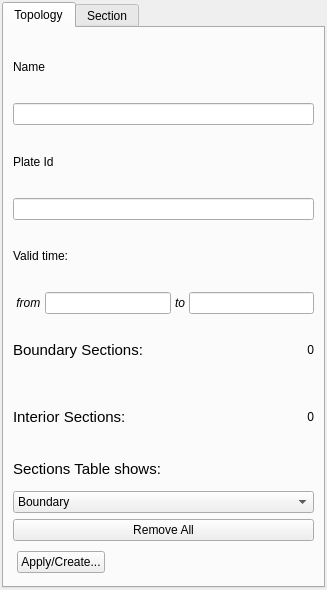
First picture: the form in src/qt-widgets/TopologyToolsWidgetUi.ui, repository GPlates/GPlates, before the edit.
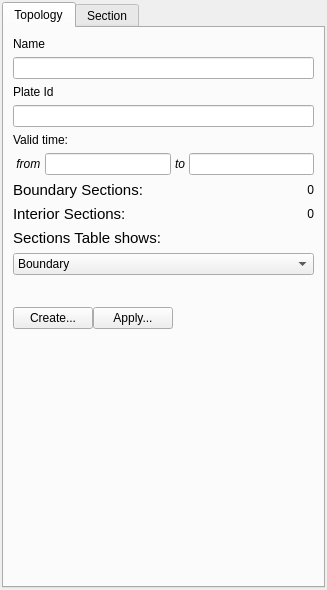
Second picture: the form after the edit.

Diff of the .ui file:
```diff
--- a/src/qt-widgets/TopologyToolsWidgetUi.ui
+++ b/src/qt-widgets/TopologyToolsWidgetUi.ui
@@ -65,13 +65,13 @@
         </widget>
        </item>
        <item>
-        <layout class="QHBoxLayout" >
-         <property name="spacing" >
+        <layout class="QHBoxLayout" name="layout_valid_time">
+         <property name="spacing">
           <number>4</number>
          </property>
          <item>
-          <widget class="QLabel" name="label_from" >
-           <property name="font" >
+          <widget class="QLabel" name="label_from">
+           <property name="font">
             <font>
              <italic>true</italic>
             </font>
@@ -82,15 +82,15 @@
           </widget>
          </item>
          <item>
-          <widget class="QLineEdit" name="lineedit_time_of_appearance" >
-           <property name="readOnly" >
+          <widget class="QLineEdit" name="lineedit_time_of_appearance">
+           <property name="readOnly">
             <bool>true</bool>
            </property>
           </widget>
          </item>
          <item>
-          <widget class="QLabel" name="label_to" >
-           <property name="font" >
+          <widget class="QLabel" name="label_to">
+           <property name="font">
             <font>
              <italic>true</italic>
             </font>
@@ -101,8 +101,8 @@
           </widget>
          </item>
          <item>
-          <widget class="QLineEdit" name="lineedit_time_of_disappearance" >
-           <property name="readOnly" >
+          <widget class="QLineEdit" name="lineedit_time_of_disappearance">
+           <property name="readOnly">
             <bool>true</bool>
            </property>
           </widget>
@@ -136,10 +136,14 @@
         </layout>
        </item>
        <item>
-        <layout class="QHBoxLayout" name="horizontalLayout_2" >
+        <widget class="QWidget" name="widget_num_sections_interior" native="true">
+         <layout class="QHBoxLayout" name="layout_num_sections_interior">
+          <property name="margin">
+           <number>0</number>
+          </property>
          <item>
-          <widget class="QLabel" name="label_3" >
-           <property name="font" >
+           <widget class="QLabel" name="label_sections_interior">
+            <property name="font">
             <font>
              <pointsize>11</pointsize>
             </font>
@@ -150,8 +154,8 @@
           </widget>
          </item>
          <item>
-          <widget class="QLabel" name="label_num_sections_interior" >
-           <property name="text" >
+           <widget class="QLabel" name="label_num_sections_interior">
+            <property name="text">
             <string>0</string>
            </property>
            <property name="alignment" >
@@ -160,12 +164,17 @@
           </widget>
          </item>
         </layout>
+        </widget>
        </item>
        <item>
-        <layout class="QVBoxLayout" name="verticalLayout" >
+        <widget class="QWidget" name="widget_sections_table_select" native="true">
+         <layout class="QVBoxLayout" name="layout_sections_table_select">
+          <property name="margin">
+           <number>0</number>
+          </property>
          <item>
-          <widget class="QLabel" name="label_4" >
-           <property name="font" >
+           <widget class="QLabel" name="label_sections_table_select">
+            <property name="font">
             <font>
              <pointsize>11</pointsize>
             </font>
@@ -179,8 +188,8 @@
           </widget>
          </item>
          <item>
-          <widget class="QComboBox" name="sections_combobox" >
-           <property name="currentIndex" >
+           <widget class="QComboBox" name="sections_table_combobox">
+            <property name="currentIndex">
             <number>0</number>
            </property>
            <item>
@@ -196,34 +205,68 @@
           </widget>
          </item>
         </layout>
+        </widget>
        </item>
        <item>
-        <widget class="QPushButton" name="button_remove_all_sections" >
-         <property name="text" >
-          <string>Remove All</string>
+        <layout class="QHBoxLayout" name="layout_action_button_box">
+         <item>
+          <widget class="QWidget" name="action_button_box_placeholder_widget" native="true">
+           <property name="enabled">
+            <bool>true</bool>
          </property>
         </widget>
        </item>
        <item>
-        <layout class="QVBoxLayout" name="verticalLayout_2" >
-         <property name="margin" >
-          <number>4</number>
-         </property>
+          <spacer name="horizontalSpacer">
+           <property name="orientation">
+            <enum>Qt::Horizontal</enum>
+           </property>
+           <property name="sizeHint" stdset="0">
+            <size>
+             <width>40</width>
+             <height>20</height>
+            </size>
+           </property>
+          </spacer>
+         </item>
+        </layout>
+       </item>
          <item>
-          <layout class="QHBoxLayout" name="horizontalLayout_3" >
+        <layout class="QVBoxLayout" name="widget_create_apply">
+         <property name="margin">
+          <number>0</number>
+         </property>
            <item>
-            <widget class="QPushButton" name="button_create" >
-             <property name="text" >
-              <string>Apply/Create...</string>
-             </property>
+          <layout class="QHBoxLayout" name="layer_create_apply">
+           <property name="spacing">
+            <number>0</number>
+           </property>
+           <item>
+            <widget class="QPushButton" name="button_create">
+             <property name="toolTip">
+              <string>Create a new feature from the topological geometry</string>
+             </property>
+             <property name="text">
+              <string>Create...</string>
+             </property>
             </widget>
            </item>
            <item>
-            <spacer name="horizontalSpacer_2" >
-             <property name="orientation" >
+            <widget class="QPushButton" name="button_apply">
+             <property name="toolTip">
+              <string>Apply topological edits to existing feature</string>
+             </property>
+             <property name="text">
+              <string>Apply...</string>
+             </property>
+            </widget>
+           </item>
+           <item>
+            <spacer name="horizontal_spacer_create_apply">
+             <property name="orientation">
               <enum>Qt::Horizontal</enum>
              </property>
-             <property name="sizeHint" stdset="0" >
+             <property name="sizeHint" stdset="0">
               <size>
                <width>40</width>
                <height>20</height>
@@ -235,6 +278,19 @@
          </item>
         </layout>
        </item>
+       <item>
+        <spacer name="verticalSpacer">
+         <property name="orientation">
+          <enum>Qt::Vertical</enum>
+         </property>
+         <property name="sizeHint" stdset="0">
+          <size>
+           <width>20</width>
+           <height>40</height>
+          </size>
+         </property>
+        </spacer>
+       </item>
       </layout>
      </widget>
      <widget class="QWidget" name="tab_section" >
```
Left out of the diff: 114 changed lines with no effect on the pictures. Lines whose indentation alone changed are shown as unchanged.
